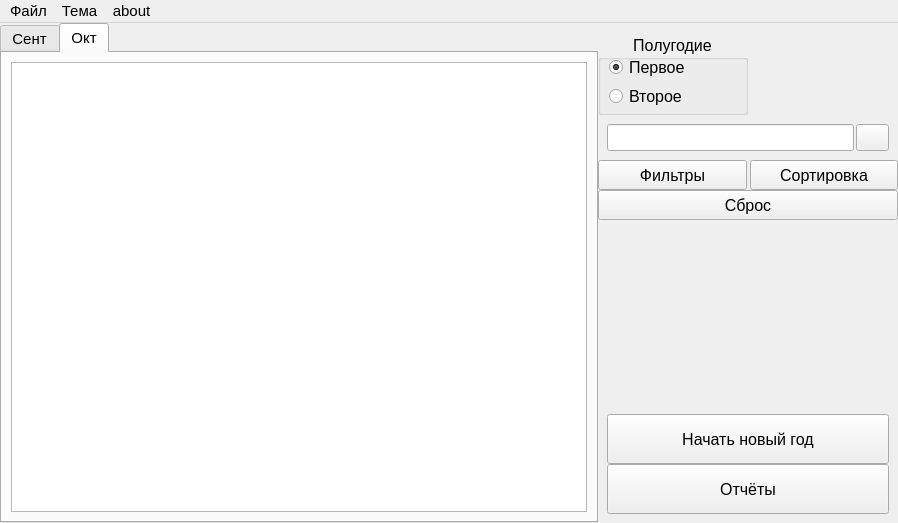
Old version of the form ui/mainWindow v0.2.ui in the repository Cy-Nec/hour_track.
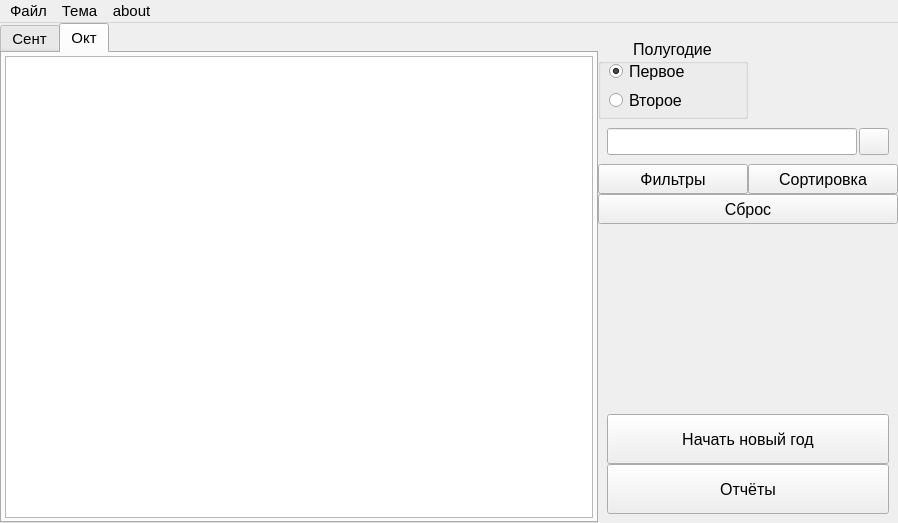
New version of the form.

```diff
--- a/ui/mainWindow v0.2.ui
+++ b/ui/mainWindow v0.2.ui
@@ -7,7 +7,7 @@
     <x>0</x>
     <y>0</y>
     <width>898</width>
-    <height>520</height>
+    <height>521</height>
    </rect>
   </property>
   <property name="font">
@@ -25,7 +25,7 @@
    <property name="layoutDirection">
     <enum>Qt::LeftToRight</enum>
    </property>
-   <layout class="QGridLayout" name="gridLayout_3" rowstretch="0,0,0,0,0,5,0" columnstretch="9,3,0">
+   <layout class="QGridLayout" name="gridLayout_3" rowstretch="1,0,0,0,0,11,0" columnstretch="9,3,0">
     <property name="leftMargin">
      <number>0</number>
     </property>
@@ -225,14 +225,14 @@
          </property>
          <property name="minimumSize">
           <size>
-           <width>5</width>
-           <height>5</height>
+           <width>24</width>
+           <height>24</height>
           </size>
          </property>
          <property name="maximumSize">
           <size>
-           <width>33</width>
-           <height>33</height>
+           <width>30</width>
+           <height>30</height>
           </size>
          </property>
          <property name="text">
@@ -257,9 +257,18 @@
         <height>500</height>
        </size>
       </property>
+      <property name="tabPosition">
+       <enum>QTabWidget::North</enum>
+      </property>
       <property name="currentIndex">
        <number>1</number>
       </property>
+      <property name="elideMode">
+       <enum>Qt::ElideNone</enum>
+      </property>
+      <property name="documentMode">
+       <bool>false</bool>
+      </property>
       <widget class="QWidget" name="tab">
        <attribute name="title">
         <string>Сент</string>
@@ -274,9 +283,29 @@
        <attribute name="title">
         <string>Окт</string>
        </attribute>
-       <layout class="QGridLayout" name="gridLayout">
+       <layout class="QGridLayout" name="gridLayout" rowstretch="0">
+        <property name="leftMargin">
+         <number>3</number>
+        </property>
+        <property name="topMargin">
+         <number>3</number>
+        </property>
+        <property name="rightMargin">
+         <number>3</number>
+        </property>
+        <property name="bottomMargin">
+         <number>3</number>
+        </property>
+        <property name="spacing">
+         <number>3</number>
+        </property>
         <item row="0" column="0">
-         <widget class="QTableView" name="tableV_hours"/>
+         <widget class="QTableView" name="tableV_hours">
+          <property name="styleSheet">
+           <string notr="true">
+                                                                 </string>
+          </property>
+         </widget>
         </item>
        </layout>
       </widget>
@@ -345,7 +374,7 @@
      <widget class="QFrame" name="filt_sort_frame">
       <layout class="QHBoxLayout" name="horizontalLayout">
        <property name="spacing">
-        <number>3</number>
+        <number>0</number>
        </property>
        <property name="leftMargin">
         <number>0</number>
```
Left out of the diff: 17 changed lines with no effect on the pictures.
